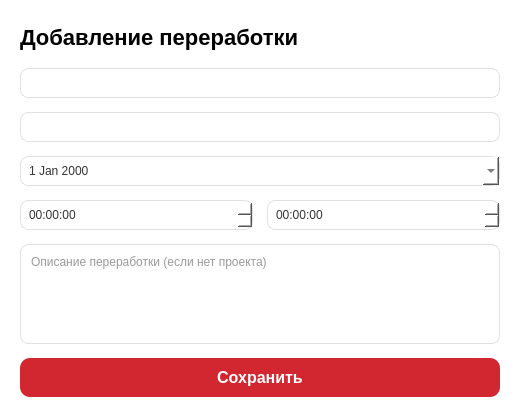
Qt form ui/add_overtime_dialog.ui (lerakaplich/TaskPlanner2) before a commit.
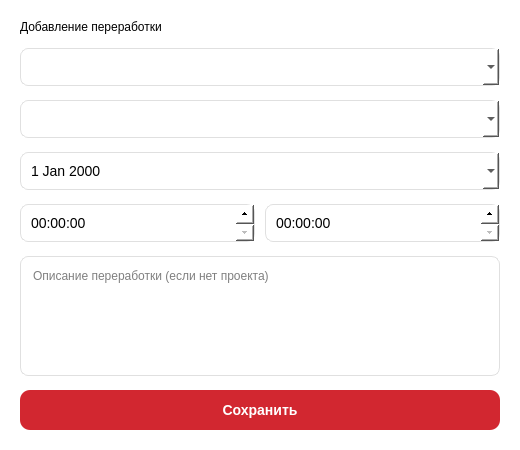
The same form after that commit.

Patch:
```diff
--- a/ui/add_overtime_dialog.ui
+++ b/ui/add_overtime_dialog.ui
@@ -7,7 +7,7 @@
     <x>0</x>
     <y>0</y>
     <width>520</width>
-    <height>408</height>
+    <height>450</height>
    </rect>
   </property>
   <property name="minimumSize">
@@ -16,12 +16,6 @@
     <height>0</height>
    </size>
   </property>
-  <property name="maximumSize">
-   <size>
-    <width>16777215</width>
-    <height>408</height>
-   </size>
-  </property>
   <property name="windowTitle">
    <string>Добавление переработки</string>
   </property>
@@ -30,52 +24,123 @@
 QDialog {
     background-color: #FFFFFF;
 }
-QLabel {
-    color: #333333;
-    font-size: 13px;
-}
-QLabel#titleLabel {
-    font-size: 22px;
-    font-weight: bold;
-    color: #000000;
-}
-QComboBox, QDateEdit, QTimeEdit, QTextEdit {
-    background-color: #FFFFFF;
-    color: #333333;
-    border-radius: 8px;
-    padding: 6px;
+
+/* Все поля ввода — строго 32 px */
+QComboBox, QDateEdit, QTimeEdit {
+    min-height: 32px;
+    max-height: 32px;
+    height: 32px;
+    padding: 2px 8px 2px 8px;
     border: 1px solid #E0E0E0;
+    border-radius: 8px;
+    background-color: #FFFFFF;
+    font-size: 14px;
 }
-QComboBox::drop-down {
+
+QCalendarWidget QWidget {
+    color: black;
+    background-color: white;
+}
+
+QCalendarWidget QAbstractItemView {
+    color: black;
+    selection-background-color: #ccab6e;   /* ваш золотистый для дней */
+    selection-color: white;
+}
+
+/* Кнопки навигации (предыдущий/следующий месяц) */
+QCalendarWidget QToolButton {
+    color: black;
+    font-weight: bold;
+    background: transparent;
     border: none;
+    padding: 4px;
+    min-width: 20px;
 }
+QCalendarWidget QToolButton:hover {
+    background-color: #e6e6e6;
+    border-radius: 4px;
+}
+QCalendarWidget QToolButton:pressed {
+    background-color: #ccab6e;
+    color: white;
+}
+
+/* Заголовок (дни недели) */
+QCalendarWidget QHeaderView::section {
+    color: black;
+    background-color: #f2f2f2;
+    font-weight: bold;
+    padding: 6px;
+}
+
+/* Основное: меню выбора месяца и года — инверсия при наведении/выборе */
+QCalendarWidget QMenu {
+    background-color: white;
+    color: black;
+    border: 1px solid #E0E0E0;
+}
+
+QCalendarWidget QMenu::item {
+    padding: 8px 24px;            /* удобный отступ */
+    margin: 2px;
+}
+
+QCalendarWidget QMenu::item:selected {
+    background-color: black;      /* инверсный фон */
+    color: white;                 /* инверсный текст */
+    border-radius: 4px;
+}
+
+/* Дополнительно — для года тоже инверсия */
+QCalendarWidget #qt_calendar_yearbutton,
+QCalendarWidget #qt_calendar_monthbutton {
+    color: black;
+    font-weight: bold;
+}
+QCalendarWidget #qt_calendar_yearbutton:hover,
+QCalendarWidget #qt_calendar_monthbutton:hover {
+    background-color: #e6e6e6;
+}
+
+/* QTimeEdit — стрелки вверх/вниз видимы */
+QTimeEdit::up-button {
+    width: 18px;
+    height: 19px;
+    padding: 0px;
+}
+QTimeEdit::down-button {
+    width: 18px;
+    height: 16px;
+    padding: 0px;
+}
+QTimeEdit::up-arrow, QTimeEdit::down-arrow {
+    width: 10px;
+    height: 10px;
+}
+
+/* Текстовое поле */
 QTextEdit {
     min-height: 80px;
+    border: 1px solid #E0E0E0;
+    border-radius: 8px;
+    padding: 8px;
 }
+
+/* Кнопка Сохранить */
 QPushButton#btnSave {
+    min-height: 32px;
+    max-height: 32px;
     background-color: #D22730;
     color: white;
     border-radius: 10px;
     font-weight: bold;
-    font-size: 16px;
-    padding: 10px;
+    font-size: 14px;
+    padding: 4px 16px;
 }
 QPushButton#btnSave:hover {
     background-color: #862633;
 }
-QPushButton#btnCancel {
-    background-color: #FFFFFF;
-    border: 1px solid #CCAB6E;
-    color: #CCAB6E;
-    border-radius: 10px;
-    font-weight: bold;
-    font-size: 16px;
-    padding: 10px;
-}
-QPushButton#btnCancel:hover {
-    background-color: #CCAB6E;
-    color: black;
-}
    </string>
   </property>
   <layout class="QVBoxLayout">
@@ -91,14 +156,11 @@
    <property name="rightMargin">
     <number>20</number>
    </property>
+   <property name="bottomMargin">
+    <number>20</number>
+   </property>
    <item>
     <widget class="QLabel" name="titleLabel">
-     <property name="maximumSize">
-      <size>
-       <width>16777215</width>
-       <height>40</height>
-      </size>
-     </property>
      <property name="text">
       <string>Добавление переработки</string>
      </property>
@@ -119,11 +181,8 @@
    </item>
    <item>
     <layout class="QHBoxLayout">
-     <property name="minimumHeight" stdset="0">
-      <number>32</number>
-     </property>
-     <property name="maximumHeight" stdset="0">
-      <number>32</number>
+     <property name="spacing">
+      <number>10</number>
      </property>
      <item>
       <widget class="QTimeEdit" name="timeStart"/>
@@ -135,12 +194,6 @@
    </item>
    <item>
     <widget class="QTextEdit" name="textDescription">
-     <property name="maximumSize">
-      <size>
-       <width>16777215</width>
-       <height>100</height>
-      </size>
-     </property>
      <property name="placeholderText">
       <string>Описание переработки (если нет проекта)</string>
      </property>
```
